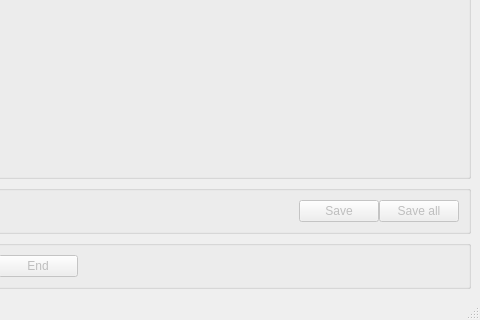
This is guide/MainApplication.ui in CCC-members/EEG_ArtifacRejection as Qt 5 draws it before an edit; both pictures show x 643 to 1123 and y 401 to 721 of the 1123 by 721 pixel window. The edited form follows.
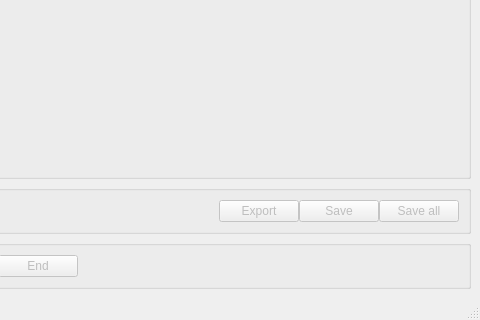
This is the edited form.

What changed in the file:
```diff
--- a/guide/MainApplication.ui
+++ b/guide/MainApplication.ui
@@ -85,6 +85,16 @@
            </property>
           </spacer>
          </item>
+         <item>
+          <widget class="QPushButton" name="pushButtonExport">
+           <property name="enabled">
+            <bool>false</bool>
+           </property>
+           <property name="text">
+            <string>Export</string>
+           </property>
+          </widget>
+         </item>
          <item>
           <widget class="QPushButton" name="pushButtonSave">
            <property name="enabled">
```
